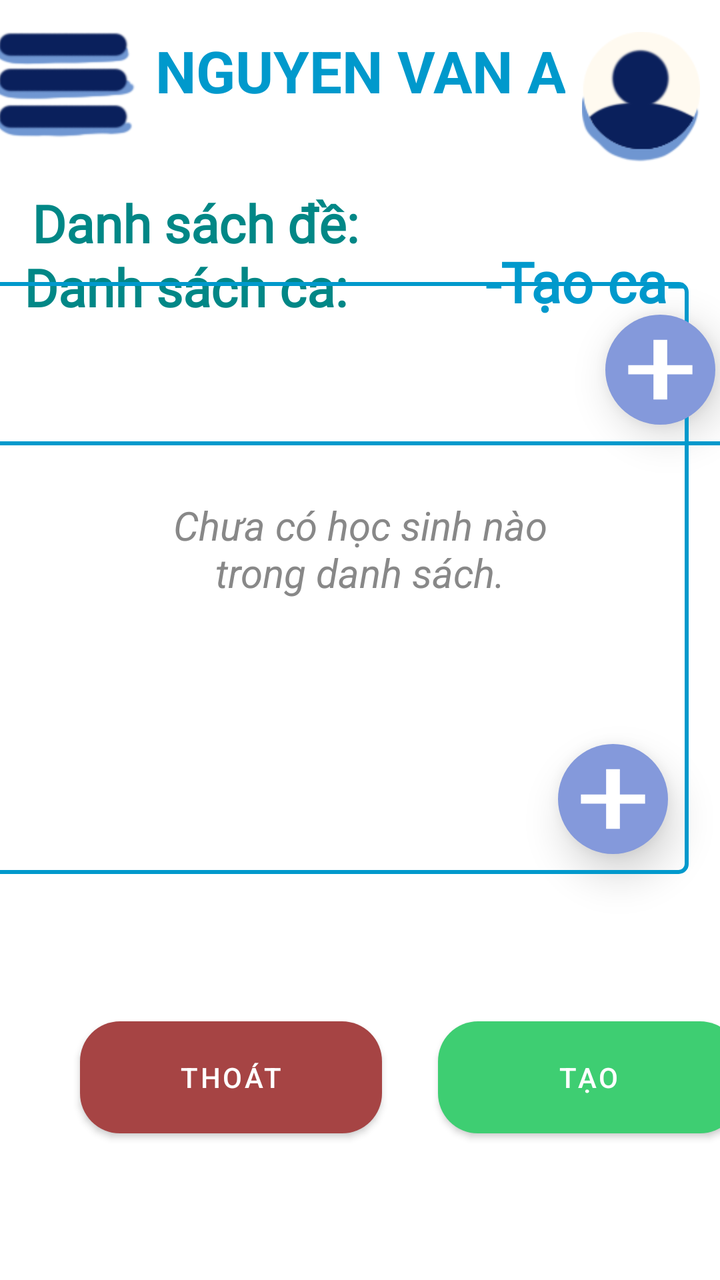
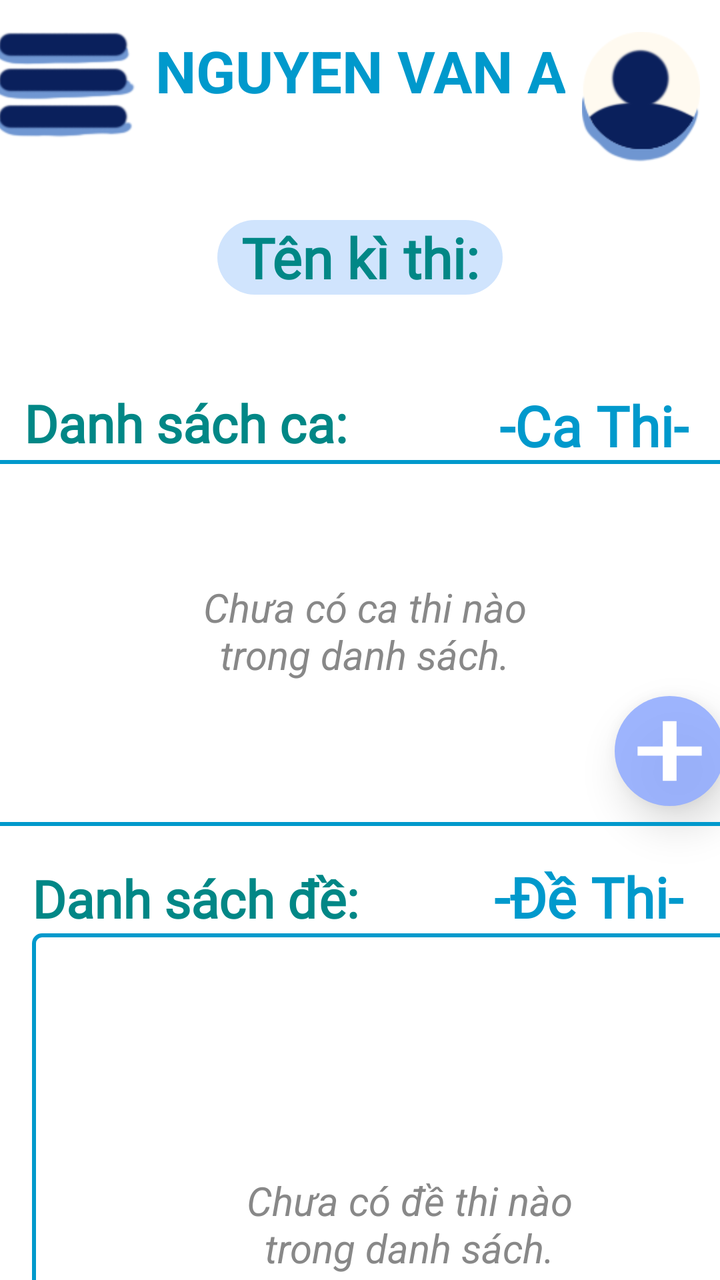

The first picture is an Android layout as it rendered before a commit; the second is the same layout after the commit. The layout source and the unified diff follow.
<!-- AndroidManifest.xml: application theme Theme.SmartQuiz -->
<!-- res/layout/teacher_add_session_exam.xml -->
<?xml version="1.0" encoding="utf-8"?>
<androidx.constraintlayout.widget.ConstraintLayout xmlns:android="http://schemas.android.com/apk/res/android"
    xmlns:app="http://schemas.android.com/apk/res-auto"
    xmlns:tools="http://schemas.android.com/tools"
    android:id="@+id/main"
    android:layout_width="match_parent"
    android:layout_height="match_parent">

    <LinearLayout
        android:id="@+id/floating_menu"
        android:layout_width="388dp"
        android:layout_height="689dp"
        android:layout_margin="16dp"
        android:background="@drawable/white_box"
        android:elevation="8dp"
        android:maxWidth="385dp"
        android:orientation="vertical"
        android:padding="12dp"
        android:visibility="gone"
        app:layout_constrainedWidth="true"
        app:layout_constraintBottom_toBottomOf="parent"
        app:layout_constraintEnd_toEndOf="parent"
        app:layout_constraintStart_toStartOf="parent"
        app:layout_constraintTop_toBottomOf="@+id/constraintLayout">

        <TextView
            android:id="@+id/menu_home"
            android:layout_width="match_parent"
            android:layout_height="wrap_content"
            android:padding="8dp"
            android:text="Upload đề"
            android:textSize="18sp" />

        <TextView
            android:id="@+id/classes"
            android:layout_width="match_parent"
            android:layout_height="wrap_content"
            android:padding="8dp"
            android:text="Lớp Học"
            android:textSize="18sp" />

        <TextView
            android:id="@+id/menu_test"
            android:layout_width="match_parent"
            android:layout_height="wrap_content"
            android:padding="8dp"
            android:text="Sửa đề"
            android:textSize="18sp" />

        <TextView
            android:id="@+id/menu_answer"
            android:layout_width="match_parent"
            android:layout_height="wrap_content"
            android:padding="8dp"
            android:text="Tạo đề"
            android:textSize="18sp" />
    </LinearLayout>

    <androidx.constraintlayout.widget.ConstraintLayout
        android:id="@+id/constraintLayout"
        android:layout_width="match_parent"
        android:layout_height="94dp"
        android:elevation="4dp"
        android:translationZ="4dp"
        app:layout_constraintEnd_toEndOf="parent"
        app:layout_constraintStart_toStartOf="parent"
        app:layout_constraintTop_toTopOf="parent">

        <TextView
            android:id="@+id/user_name"
            android:layout_width="wrap_content"
            android:layout_height="wrap_content"
            android:gravity="center"
            android:text="Nguyen Van A"
            android:textAllCaps="true"
            android:textColor="@android:color/holo_blue_dark"
            android:textSize="29sp"
            android:textStyle="bold"
            app:layout_constraintBottom_toBottomOf="parent"
            app:layout_constraintEnd_toEndOf="parent"
            app:layout_constraintStart_toStartOf="parent"
            app:layout_constraintTop_toTopOf="parent"
            app:layout_constraintVertical_bias="0.29" />

        <ImageButton
            android:id="@+id/registerBtn"
            android:layout_width="71dp"
            android:layout_height="53dp"
            android:layout_marginStart="8dp"
            android:layout_marginTop="16dp"
            android:layout_marginEnd="21dp"
            android:layout_marginBottom="25dp"
            android:background="@null"
            android:scaleType="fitCenter"
            app:layout_constraintBottom_toBottomOf="parent"
            app:layout_constraintEnd_toStartOf="@+id/user_name"
            app:layout_constraintStart_toStartOf="parent"
            app:layout_constraintTop_toTopOf="parent"
            app:srcCompat="@drawable/menu"
            android:contentDescription="Menu Button" />

        <ImageButton
            android:id="@+id/imageButton4"
            android:layout_width="69dp"
            android:layout_height="65dp"
            android:layout_marginStart="15dp"
            android:layout_marginTop="16dp"
            android:layout_marginEnd="17dp"
            android:layout_marginBottom="13dp"
            android:background="@null"
            android:scaleType="fitCenter"
            app:layout_constraintBottom_toBottomOf="parent"
            app:layout_constraintEnd_toEndOf="parent"
            app:layout_constraintStart_toEndOf="@+id/user_name"
            app:layout_constraintTop_toTopOf="parent"
            app:srcCompat="@drawable/user"
            android:contentDescription="User Profile Button" />
    </androidx.constraintlayout.widget.ConstraintLayout>

    <androidx.constraintlayout.widget.ConstraintLayout
        android:id="@+id/constraintLayout4"
        android:layout_width="0dp"
        android:layout_height="0dp"
        app:layout_constraintBottom_toBottomOf="parent"
        app:layout_constraintEnd_toEndOf="parent"
        app:layout_constraintStart_toStartOf="parent"
        app:layout_constraintTop_toBottomOf="@+id/constraintLayout">

        <TextView
            android:id="@+id/textView13"
            android:layout_width="wrap_content"
            android:layout_height="wrap_content"
            android:layout_marginTop="28dp"
            android:fontFamily="@font/be_vietnam_pro_light_italic"
            android:text="-Tạo ca-"
            android:textColor="@android:color/holo_blue_dark"
            android:textSize="28sp"
            android:textStyle="bold"
            app:layout_constraintEnd_toEndOf="parent"
            app:layout_constraintHorizontal_bias="0.93"
            app:layout_constraintStart_toStartOf="parent"
            app:layout_constraintTop_toTopOf="parent" />

        <TextView
            android:id="@+id/textView14"
            android:layout_width="wrap_content"
            android:layout_height="wrap_content"
            android:layout_marginStart="12dp"
            android:layout_marginTop="32dp"
            android:fontFamily="@font/be_vietnam_pro_light_italic"
            android:text="Danh sách ca:"
            android:textColor="@color/teal_700"
            android:textSize="26sp"
            android:textStyle="bold"
            app:layout_constraintStart_toStartOf="parent"
            app:layout_constraintTop_toTopOf="parent" />

        <TextView
            android:id="@+id/textView15"
            android:layout_width="wrap_content"
            android:layout_height="wrap_content"
            android:layout_marginStart="16dp"
            android:fontFamily="@font/be_vietnam_pro_light_italic"
            android:text="Danh sách đề:"
            android:textColor="@color/teal_700"
            android:textSize="26sp"
            android:textStyle="bold"
            app:layout_constraintStart_toStartOf="parent"
            tools:layout_editor_absoluteY="253dp" />

        <TextView
            android:id="@+id/emptyStateTextView"
            android:layout_width="200sp"
            android:layout_height="wrap_content"
            android:text="Chưa có học sinh nào trong danh sách."
            android:gravity="center"
            android:textStyle="italic"
            android:textColor="#888888"
            android:textSize="20sp"
            android:layout_marginStart="16dp"
            android:layout_marginTop="120dp"
            android:layout_marginEnd="16dp"
            android:layout_marginBottom="16dp"
            app:layout_constraintBottom_toBottomOf="parent"
            app:layout_constraintEnd_toEndOf="parent"
            app:layout_constraintStart_toStartOf="parent"
            app:layout_constraintTop_toBottomOf="@+id/textView15"
            app:layout_constraintVertical_bias="0.0"
            tools:visibility="visible" />

        <ScrollView
            android:id="@+id/scrollView4"
            android:layout_width="377dp"
            android:layout_height="296dp"
            android:layout_marginStart="16dp"
            android:layout_marginTop="12dp"
            android:layout_marginEnd="16dp"
            android:layout_marginBottom="16dp"
            android:background="@drawable/border"
            android:elevation="6dp"
            android:translationZ="6dp"
            app:layout_constraintBottom_toBottomOf="parent"
            app:layout_constraintEnd_toEndOf="parent"
            app:layout_constraintHorizontal_bias="1.0"
            app:layout_constraintStart_toStartOf="parent"
            app:layout_constraintTop_toBottomOf="@+id/textView15"
            app:layout_constraintVertical_bias="0.0">

            <LinearLayout
                android:id="@+id/exam_list"
                android:layout_width="match_parent"
                android:layout_height="wrap_content"
                android:orientation="vertical" />
        </ScrollView>

        <ImageButton
            android:id="@+id/add_btnSession"
            android:layout_width="55dp"
            android:layout_height="55dp"
            android:layout_marginEnd="10sp"
            android:layout_marginBottom="10sp"
            android:background="@drawable/circle"
            android:contentDescription="Add New Item"
            android:elevation="6dp"
            android:scaleType="fitCenter"
            android:src="@drawable/baseline_add_24"
            android:translationZ="6dp"
            app:layout_constraintBottom_toBottomOf="@+id/scrollView5"
            app:layout_constraintEnd_toEndOf="@+id/scrollView5" />

        <ImageButton
            android:id="@+id/add_btnExam"
            android:layout_width="55dp"
            android:layout_height="55dp"
            android:layout_marginEnd="10sp"
            android:layout_marginBottom="10sp"
            android:background="@drawable/circle"
            android:contentDescription="Add New Item"
            android:elevation="6dp"
            android:scaleType="fitCenter"
            android:src="@drawable/baseline_add_24"
            android:translationZ="6dp"
            app:layout_constraintBottom_toBottomOf="@+id/scrollView4"
            app:layout_constraintEnd_toEndOf="@+id/scrollView4" />

        <Button
            android:id="@+id/submit_create_ExamBtn"
            android:layout_width="151dp"
            android:layout_height="56dp"
            android:layout_marginStart="28dp"
            android:text="Tạo"
            app:backgroundTint="@null"
            android:background="@drawable/green_box"
            app:layout_constraintBottom_toBottomOf="parent"
            app:layout_constraintEnd_toEndOf="parent"
            app:layout_constraintHorizontal_bias="0.0"
            app:layout_constraintStart_toEndOf="@+id/cancelClassBtn"
            app:layout_constraintTop_toBottomOf="@+id/scrollView4" />

        <Button
            android:id="@+id/cancelClassBtn"
            android:layout_width="151dp"
            android:layout_height="56dp"
            android:layout_marginStart="40dp"
            android:text="Thoát"
            app:backgroundTint="@null"
            android:background="@drawable/red_box"
            app:layout_constraintBottom_toBottomOf="parent"
            app:layout_constraintStart_toStartOf="parent"
            app:layout_constraintTop_toBottomOf="@+id/scrollView4" />

        <ScrollView
            android:id="@+id/scrollView5"
            android:layout_width="375dp"
            android:layout_height="160dp"
            android:background="@drawable/border"
            android:elevation="6dp"
            android:translationZ="6dp"
            app:layout_constraintBottom_toTopOf="@+id/textView15"
            app:layout_constraintEnd_toEndOf="parent"
            app:layout_constraintStart_toStartOf="parent"
            app:layout_constraintTop_toBottomOf="@+id/textView14"
            app:layout_constraintVertical_bias="0.434">

            <LinearLayout
                android:id="@+id/session_list"
                android:layout_width="match_parent"
                android:layout_height="wrap_content"
                android:orientation="vertical" />
        </ScrollView>
    </androidx.constraintlayout.widget.ConstraintLayout>

</androidx.constraintlayout.widget.ConstraintLayout>
<!-- resources referenced by this layout -->
<resources>
  <color name="teal_700">#FF018786</color>
  <!-- drawable baseline_add_24 (drawable) -->
  <vector xmlns:android="http://schemas.android.com/apk/res/android"
      android:width="24dp"
      android:height="24dp"
      android:viewportWidth="24"
      android:viewportHeight="24"
      android:tint="@android:color/white"> 
  
      
      
      <path
          android:fillColor="@android:color/white"
          android:pathData="M19,13H13.5V18.5H10.5V13H5V11H10.5V5.5H13.5V11H19V13Z"/>
  
  </vector>
  <!-- drawable border (drawable) -->
  <?xml version="1.0" encoding="utf-8"?>
  <shape xmlns:android="http://schemas.android.com/apk/res/android">
      <solid android:color="@android:color/transparent" />
      <stroke
          android:width="2dp"
          android:color="@android:color/holo_blue_dark" />
      <corners android:radius="4dp" />
  </shape>
  <!-- drawable circle (drawable) -->
  <?xml version="1.0" encoding="utf-8"?>
  <shape xmlns:android="http://schemas.android.com/apk/res/android"
      android:shape="oval">
      <solid android:color="@color/dark_blue"/>
  </shape>
  <!-- drawable green_box (drawable) -->
  <?xml version="1.0" encoding="utf-8"?>
  <shape xmlns:android="http://schemas.android.com/apk/res/android"
      android:shape="rectangle">
      <solid android:color="@color/green"/>
      <corners android:radius="20dp"/>
  </shape>
  <!-- drawable menu: png bitmap (drawable, 4225 bytes) -->
  <!-- drawable red_box (drawable) -->
  <?xml version="1.0" encoding="utf-8"?>
  <shape xmlns:android="http://schemas.android.com/apk/res/android"
      android:shape="rectangle">
      <solid android:color="@color/red"/>
      <corners android:radius="20dp"/>
  </shape>
  <!-- drawable user: png bitmap (drawable, 4784 bytes) -->
  <!-- drawable white_box (drawable) -->
  <?xml version="1.0" encoding="utf-8"?>
  <shape xmlns:android="http://schemas.android.com/apk/res/android"
      android:shape="rectangle">
      <solid android:color="@color/white"/>
      <corners android:radius="20dp"/>
  </shape>
  <style name="Theme.SmartQuiz" parent="Theme.MaterialComponents.DayNight.DarkActionBar">
          
          <item name="colorPrimary">@color/purple_500</item>
          <item name="colorPrimaryVariant">@color/purple_700</item>
          <item name="colorOnPrimary">@color/white</item>
          
          <item name="colorSecondary">@color/teal_200</item>
          <item name="colorSecondaryVariant">@color/teal_700</item>
          <item name="colorOnSecondary">@color/black</item>
          
          <item name="android:statusBarColor">?attr/colorPrimaryVariant</item>
          
      </style>
  <color name="dark_blue">#8499DB</color>
  <color name="green">#3ECE72</color>
  <color name="red">#A64444</color>
  <color name="white">#FFFFFFFF</color>
  <color name="purple_500">#FF6200EE</color>
  <color name="purple_700">#FF3700B3</color>
  <color name="teal_200">#FF03DAC5</color>
  <color name="black">#FF000000</color>
</resources>

<!-- the commit's change to res/layout/teacher_add_session_exam.xml (unified diff, before → after) -->
@@ -127,26 +127,85 @@
         app:layout_constraintTop_toBottomOf="@+id/constraintLayout">
 
         <TextView
-            android:id="@+id/textView13"
-            android:layout_width="wrap_content"
-            android:layout_height="wrap_content"
-            android:layout_marginTop="28dp"
-            android:fontFamily="@font/be_vietnam_pro_light_italic"
-            android:text="-Tạo ca-"
-            android:textColor="@android:color/holo_blue_dark"
+            android:id="@+id/assessment_name"
+            android:layout_width="wrap_content"
+            android:layout_height="wrap_content"
+            android:layout_marginTop="16dp"
+            android:background="@drawable/light_blue"
+            android:fontFamily="@font/be_vietnam_pro_light_italic"
+            android:paddingLeft="12sp"
+            android:paddingRight="12sp"
+            android:text="Tên kì thi:"
+            android:textColor="@color/teal_700"
             android:textSize="28sp"
             android:textStyle="bold"
             app:layout_constraintEnd_toEndOf="parent"
-            app:layout_constraintHorizontal_bias="0.93"
             app:layout_constraintStart_toStartOf="parent"
             app:layout_constraintTop_toTopOf="parent" />
 
         <TextView
+            android:id="@+id/emptyStateTextView"
+            android:layout_width="200sp"
+            android:layout_height="wrap_content"
+            android:layout_marginTop="120dp"
+            android:gravity="center"
+            android:text="Chưa có đề thi nào trong danh sách."
+            android:textColor="#888888"
+            android:textSize="20sp"
+            android:textStyle="italic"
+            app:layout_constraintBottom_toBottomOf="@+id/scrollView4"
+            app:layout_constraintEnd_toEndOf="@+id/scrollView4"
+            app:layout_constraintStart_toStartOf="@+id/scrollView4"
+            app:layout_constraintTop_toTopOf="@+id/scrollView4"
+            app:layout_constraintVertical_bias="0.0"
+            tools:visibility="visible" />
+
+        <TextView
+            android:id="@+id/emptyStateTextView1"
+            android:layout_width="200sp"
+            android:layout_height="wrap_content"
+            android:layout_marginTop="60dp"
+            android:gravity="center"
+            android:text="Chưa có ca thi nào trong danh sách."
+            android:textColor="#888888"
+            android:textSize="20sp"
+            android:textStyle="italic"
+            app:layout_constraintBottom_toBottomOf="@+id/scrollView5"
+            app:layout_constraintEnd_toEndOf="@+id/scrollView5"
+            app:layout_constraintStart_toStartOf="@+id/scrollView5"
+            app:layout_constraintTop_toTopOf="@+id/scrollView5"
+            app:layout_constraintVertical_bias="0.0"
+            tools:visibility="visible" />
+
+        <ScrollView
+            android:id="@+id/scrollView5"
+            android:layout_width="380dp"
+            android:layout_height="183dp"
+            android:background="@drawable/border"
+            android:elevation="6dp"
+            android:translationZ="6dp"
+            app:layout_constraintBottom_toBottomOf="parent"
+            app:layout_constraintEnd_toEndOf="parent"
+            app:layout_constraintHorizontal_bias="0.387"
+            app:layout_constraintStart_toStartOf="parent"
+            app:layout_constraintTop_toBottomOf="@+id/textView14"
+            app:layout_constraintVertical_bias="0.005">
+
+            <LinearLayout
+                android:id="@+id/session_list"
+                android:layout_width="match_parent"
+                android:layout_height="wrap_content"
+                android:orientation="vertical"
+                tools:layout_editor_absoluteX="15dp"
+                tools:layout_editor_absoluteY="151dp" />
+        </ScrollView>
+
+        <TextView
             android:id="@+id/textView14"
             android:layout_width="wrap_content"
             android:layout_height="wrap_content"
             android:layout_marginStart="12dp"
-            android:layout_marginTop="32dp"
+            android:layout_marginTop="100dp"
             android:fontFamily="@font/be_vietnam_pro_light_italic"
             android:text="Danh sách ca:"
             android:textColor="@color/teal_700"
@@ -156,44 +215,25 @@
             app:layout_constraintTop_toTopOf="parent" />
 
         <TextView
-            android:id="@+id/textView15"
-            android:layout_width="wrap_content"
-            android:layout_height="wrap_content"
-            android:layout_marginStart="16dp"
-            android:fontFamily="@font/be_vietnam_pro_light_italic"
-            android:text="Danh sách đề:"
-            android:textColor="@color/teal_700"
-            android:textSize="26sp"
-            android:textStyle="bold"
-            app:layout_constraintStart_toStartOf="parent"
-            tools:layout_editor_absoluteY="253dp" />
-
-        <TextView
-            android:id="@+id/emptyStateTextView"
-            android:layout_width="200sp"
-            android:layout_height="wrap_content"
-            android:text="Chưa có học sinh nào trong danh sách."
-            android:gravity="center"
-            android:textStyle="italic"
-            android:textColor="#888888"
-            android:textSize="20sp"
-            android:layout_marginStart="16dp"
-            android:layout_marginTop="120dp"
-            android:layout_marginEnd="16dp"
-            android:layout_marginBottom="16dp"
-            app:layout_constraintBottom_toBottomOf="parent"
-            app:layout_constraintEnd_toEndOf="parent"
-            app:layout_constraintStart_toStartOf="parent"
-            app:layout_constraintTop_toBottomOf="@+id/textView15"
-            app:layout_constraintVertical_bias="0.0"
-            tools:visibility="visible" />
+            android:id="@+id/textView6"
+            android:layout_width="wrap_content"
+            android:layout_height="wrap_content"
+            android:layout_marginTop="100dp"
+            android:fontFamily="@font/be_vietnam_pro_light_italic"
+            android:text="-Ca Thi-"
+            android:textColor="@android:color/holo_blue_dark"
+            android:textSize="28sp"
+            android:textStyle="bold"
+            app:layout_constraintEnd_toEndOf="parent"
+            app:layout_constraintHorizontal_bias="0.941"
+            app:layout_constraintStart_toStartOf="parent"
+            app:layout_constraintTop_toTopOf="parent" />
 
         <ScrollView
             android:id="@+id/scrollView4"
             android:layout_width="377dp"
-            android:layout_height="296dp"
+            android:layout_height="243dp"
             android:layout_marginStart="16dp"
-            android:layout_marginTop="12dp"
             android:layout_marginEnd="16dp"
             android:layout_marginBottom="16dp"
             android:background="@drawable/border"
@@ -201,17 +241,50 @@
             android:translationZ="6dp"
             app:layout_constraintBottom_toBottomOf="parent"
             app:layout_constraintEnd_toEndOf="parent"
-            app:layout_constraintHorizontal_bias="1.0"
+            app:layout_constraintHorizontal_bias="0.0"
             app:layout_constraintStart_toStartOf="parent"
             app:layout_constraintTop_toBottomOf="@+id/textView15"
             app:layout_constraintVertical_bias="0.0">
 
             <LinearLayout
-                android:id="@+id/exam_list"
+                android:id="@+id/list_exam_dialog"
                 android:layout_width="match_parent"
                 android:layout_height="wrap_content"
                 android:orientation="vertical" />
         </ScrollView>
+
+        <TextView
+            android:id="@+id/textView13"
+            android:layout_width="wrap_content"
+            android:layout_height="wrap_content"
+            android:fontFamily="@font/be_vietnam_pro_light_italic"
+            android:text="-Đề Thi-"
+            android:textColor="@android:color/holo_blue_dark"
+            android:textSize="28sp"
+            android:textStyle="bold"
+            app:layout_constraintBottom_toBottomOf="parent"
+            app:layout_constraintEnd_toEndOf="parent"
+            app:layout_constraintHorizontal_bias="0.931"
+            app:layout_constraintStart_toStartOf="parent"
+            app:layout_constraintTop_toBottomOf="@+id/scrollView5"
+            app:layout_constraintVertical_bias="0.087" />
+
+        <TextView
+            android:id="@+id/textView15"
+            android:layout_width="wrap_content"
+            android:layout_height="wrap_content"
+            android:layout_marginStart="16dp"
+            android:fontFamily="@font/be_vietnam_pro_light_italic"
+            android:text="Danh sách đề:"
+            android:textColor="@color/teal_700"
+            android:textSize="26sp"
+            android:textStyle="bold"
+            app:layout_constraintBottom_toBottomOf="parent"
+            app:layout_constraintEnd_toStartOf="@+id/textView13"
+            app:layout_constraintHorizontal_bias="0.0"
+            app:layout_constraintStart_toStartOf="parent"
+            app:layout_constraintTop_toBottomOf="@+id/scrollView5"
+            app:layout_constraintVertical_bias="0.097" />
 
         <ImageButton
             android:id="@+id/add_btnSession"
@@ -243,51 +316,6 @@
             app:layout_constraintBottom_toBottomOf="@+id/scrollView4"
             app:layout_constraintEnd_toEndOf="@+id/scrollView4" />
 
-        <Button
-            android:id="@+id/submit_create_ExamBtn"
-            android:layout_width="151dp"
-            android:layout_height="56dp"
-            android:layout_marginStart="28dp"
-            android:text="Tạo"
-            app:backgroundTint="@null"
-            android:background="@drawable/green_box"
-            app:layout_constraintBottom_toBottomOf="parent"
-            app:layout_constraintEnd_toEndOf="parent"
-            app:layout_constraintHorizontal_bias="0.0"
-            app:layout_constraintStart_toEndOf="@+id/cancelClassBtn"
-            app:layout_constraintTop_toBottomOf="@+id/scrollView4" />
-
-        <Button
-            android:id="@+id/cancelClassBtn"
-            android:layout_width="151dp"
-            android:layout_height="56dp"
-            android:layout_marginStart="40dp"
-            android:text="Thoát"
-            app:backgroundTint="@null"
-            android:background="@drawable/red_box"
-            app:layout_constraintBottom_toBottomOf="parent"
-            app:layout_constraintStart_toStartOf="parent"
-            app:layout_constraintTop_toBottomOf="@+id/scrollView4" />
-
-        <ScrollView
-            android:id="@+id/scrollView5"
-            android:layout_width="375dp"
-            android:layout_height="160dp"
-            android:background="@drawable/border"
-            android:elevation="6dp"
-            android:translationZ="6dp"
-            app:layout_constraintBottom_toTopOf="@+id/textView15"
-            app:layout_constraintEnd_toEndOf="parent"
-            app:layout_constraintStart_toStartOf="parent"
-            app:layout_constraintTop_toBottomOf="@+id/textView14"
-            app:layout_constraintVertical_bias="0.434">
-
-            <LinearLayout
-                android:id="@+id/session_list"
-                android:layout_width="match_parent"
-                android:layout_height="wrap_content"
-                android:orientation="vertical" />
-        </ScrollView>
     </androidx.constraintlayout.widget.ConstraintLayout>
 
 </androidx.constraintlayout.widget.ConstraintLayout>
<!-- resource entries referenced after the edit -->
@@ -31,21 +31,14 @@
       android:shape="oval">
       <solid android:color="@color/dark_blue"/>
   </shape>
-  <!-- drawable green_box (drawable) -->
+  <!-- drawable light_blue (drawable) -->
   <?xml version="1.0" encoding="utf-8"?>
   <shape xmlns:android="http://schemas.android.com/apk/res/android"
       android:shape="rectangle">
-      <solid android:color="@color/green"/>
+      <solid android:color="@color/light_blue"/>
       <corners android:radius="20dp"/>
   </shape>
   <!-- drawable menu: png bitmap (drawable, 4225 bytes) -->
-  <!-- drawable red_box (drawable) -->
-  <?xml version="1.0" encoding="utf-8"?>
-  <shape xmlns:android="http://schemas.android.com/apk/res/android"
-      android:shape="rectangle">
-      <solid android:color="@color/red"/>
-      <corners android:radius="20dp"/>
-  </shape>
   <!-- drawable user: png bitmap (drawable, 4784 bytes) -->
   <!-- drawable white_box (drawable) -->
   <?xml version="1.0" encoding="utf-8"?>
@@ -67,9 +60,8 @@
           <item name="android:statusBarColor">?attr/colorPrimaryVariant</item>
           
       </style>
-  <color name="dark_blue">#8499DB</color>
-  <color name="green">#3ECE72</color>
-  <color name="red">#A64444</color>
+  <color name="dark_blue">#DF92ACFF</color>
+  <color name="light_blue">#D0E4FD</color>
   <color name="white">#FFFFFFFF</color>
   <color name="purple_500">#FF6200EE</color>
   <color name="purple_700">#FF3700B3</color>
